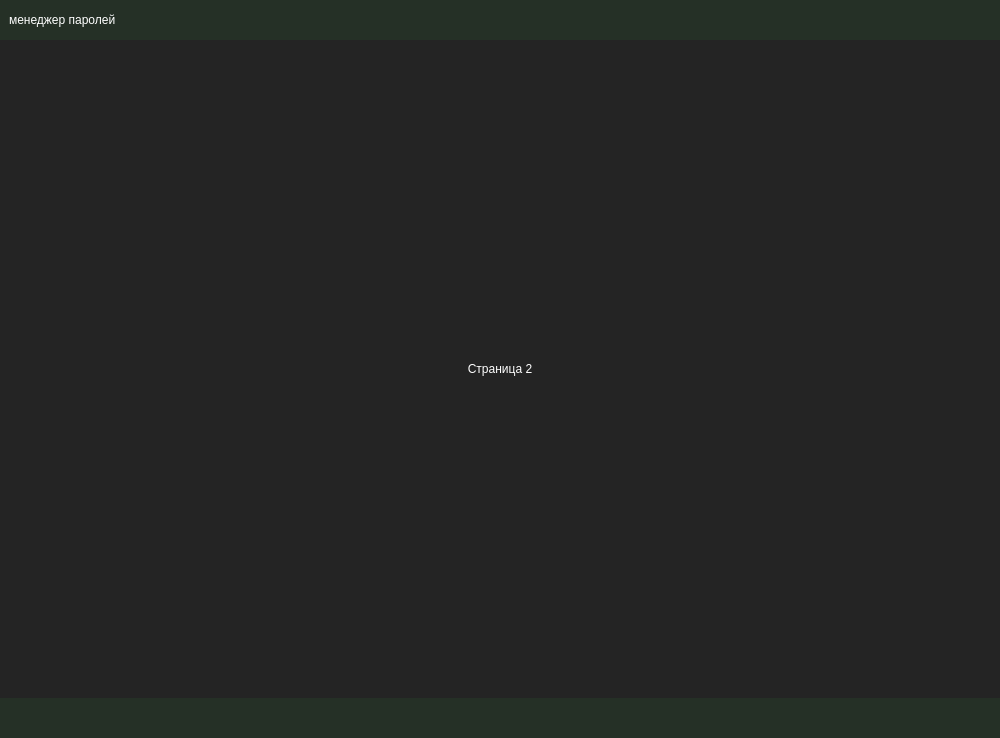
dorokhinra/save_password, file gui/windows/main_ui.ui: the form before one commit.
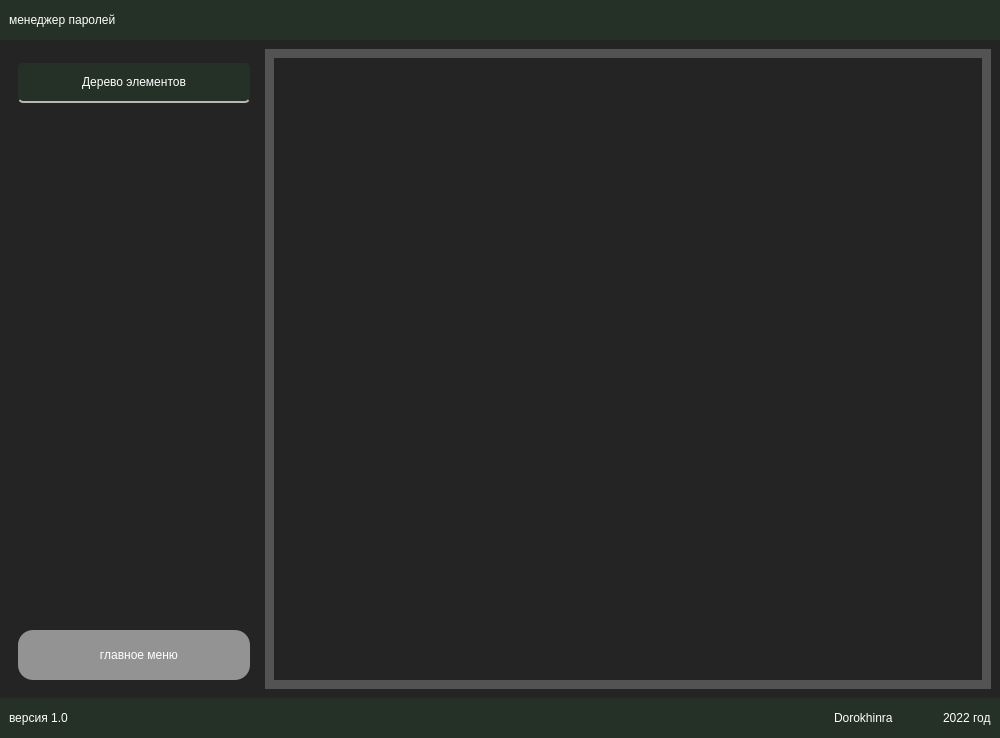
The form after the commit. The open tabs and pages were chosen to show the change. Icons and pictures are not drawn.

Diff of the .ui file:
```diff
--- a/gui/windows/main_ui.ui
+++ b/gui/windows/main_ui.ui
@@ -26,12 +26,11 @@
    <string>MainWindow</string>
   </property>
   <property name="styleSheet">
-   <string notr="true">QWidget {
-border: rgba(37, 48, 38, 1) solid 4px;
+   <string notr="true">QWidget{
+border:none;
 }
-
 QMainWindow {
-border: rgba(37, 48, 38, 1) solid 4px;
+border: 3px   solid rgba(37, 48, 38, 1);
 }</string>
   </property>
   <widget class="QWidget" name="centralwidget">
@@ -877,15 +876,132 @@
           </layout>
          </widget>
          <widget class="QWidget" name="page_3">
-          <layout class="QVBoxLayout" name="verticalLayout">
+          <layout class="QHBoxLayout" name="horizontalLayout_7">
            <item>
-            <widget class="QLabel" name="label_9">
-             <property name="text">
-              <string>Страница 2</string>
+            <widget class="QFrame" name="frame_5">
+             <property name="minimumSize">
+              <size>
+               <width>250</width>
+               <height>0</height>
+              </size>
              </property>
-             <property name="alignment">
-              <set>Qt::AlignCenter</set>
+             <property name="maximumSize">
+              <size>
+               <width>250</width>
+               <height>16777215</height>
+              </size>
              </property>
+             <property name="styleSheet">
+              <string notr="true">QPushButton{
+	font: 12pt &quot;Sans Serif&quot;;
+	background-color: rgba(195, 195, 195, 0.7);
+border-radius: 15px;
+}
+
+QPushButton:hover {
+	background-color: rgba(197, 197, 197, 0.4);
+border: 3px   solid rgba(37, 48, 38, 1);
+	 
+}
+
+QPushButton:pressed {
+	background-color: rgba(216, 216, 216, 0.2);
+}</string>
+             </property>
+             <property name="frameShape">
+              <enum>QFrame::StyledPanel</enum>
+             </property>
+             <property name="frameShadow">
+              <enum>QFrame::Raised</enum>
+             </property>
+             <layout class="QVBoxLayout" name="verticalLayout">
+              <item>
+               <widget class="QLabel" name="label_9">
+                <property name="minimumSize">
+                 <size>
+                  <width>0</width>
+                  <height>40</height>
+                 </size>
+                </property>
+                <property name="maximumSize">
+                 <size>
+                  <width>16777215</width>
+                  <height>30</height>
+                 </size>
+                </property>
+                <property name="styleSheet">
+                 <string notr="true">font: 12pt &quot;Sans Serif&quot;;
+border-bottom: 2px   solid rgb(184, 184, 184);
+background-color: rgba(37, 48, 38, 1);
+border-radius: 5px;</string>
+                </property>
+                <property name="text">
+                 <string>Дерево элементов</string>
+                </property>
+                <property name="alignment">
+                 <set>Qt::AlignCenter</set>
+                </property>
+               </widget>
+              </item>
+              <item>
+               <widget class="QFrame" name="reestr_tree_frame">
+                <property name="frameShape">
+                 <enum>QFrame::StyledPanel</enum>
+                </property>
+                <property name="frameShadow">
+                 <enum>QFrame::Raised</enum>
+                </property>
+                <layout class="QVBoxLayout" name="verticalLayout_12">
+                 <item>
+                  <widget class="QTreeView" name="treeView"/>
+                 </item>
+                </layout>
+               </widget>
+              </item>
+              <item>
+               <widget class="QPushButton" name="go_back_menu_reestr">
+                <property name="minimumSize">
+                 <size>
+                  <width>0</width>
+                  <height>50</height>
+                 </size>
+                </property>
+                <property name="text">
+                 <string>   главное меню</string>
+                </property>
+                <property name="icon">
+                 <iconset>
+                  <normaloff>../images/menu.png</normaloff>../images/menu.png</iconset>
+                </property>
+                <property name="iconSize">
+                 <size>
+                  <width>20</width>
+                  <height>20</height>
+                 </size>
+                </property>
+               </widget>
+              </item>
+             </layout>
+            </widget>
+           </item>
+           <item>
+            <widget class="QFrame" name="frame_3">
+             <property name="styleSheet">
+              <string notr="true">#frame_3{
+	background-color: rgba(195, 195, 195, 0.3);
+}</string>
+             </property>
+             <property name="frameShape">
+              <enum>QFrame::StyledPanel</enum>
+             </property>
+             <property name="frameShadow">
+              <enum>QFrame::Raised</enum>
+             </property>
+             <layout class="QVBoxLayout" name="verticalLayout_13">
+              <item>
+               <widget class="QTableView" name="tableView"/>
+              </item>
+             </layout>
             </widget>
            </item>
           </layout>
@@ -910,7 +1026,8 @@
        </size>
       </property>
       <property name="styleSheet">
-       <string notr="true">background-color: rgba(37, 48, 38, 1)</string>
+       <string notr="true">background-color: rgba(37, 48, 38, 1);
+color: rgb(255, 255, 255);</string>
       </property>
       <property name="frameShape">
        <enum>QFrame::StyledPanel</enum>
@@ -918,6 +1035,48 @@
       <property name="frameShadow">
        <enum>QFrame::Raised</enum>
       </property>
+      <layout class="QHBoxLayout" name="horizontalLayout_6">
+       <property name="spacing">
+        <number>50</number>
+       </property>
+       <item>
+        <widget class="QLabel" name="label_12">
+         <property name="styleSheet">
+          <string notr="true">color: rgb(255, 255, 255);</string>
+         </property>
+         <property name="text">
+          <string>версия 1.0</string>
+         </property>
+        </widget>
+       </item>
+       <item>
+        <spacer name="horizontalSpacer_2">
+         <property name="orientation">
+          <enum>Qt::Horizontal</enum>
+         </property>
+         <property name="sizeHint" stdset="0">
+          <size>
+           <width>40</width>
+           <height>20</height>
+          </size>
+         </property>
+        </spacer>
+       </item>
+       <item>
+        <widget class="QLabel" name="label_13">
+         <property name="text">
+          <string>Dorokhinra</string>
+         </property>
+        </widget>
+       </item>
+       <item>
+        <widget class="QLabel" name="label_14">
+         <property name="text">
+          <string>2022 год</string>
+         </property>
+        </widget>
+       </item>
+      </layout>
      </widget>
     </item>
    </layout>
```
Left out of the diff: 58 changed lines with no effect on the pictures.
